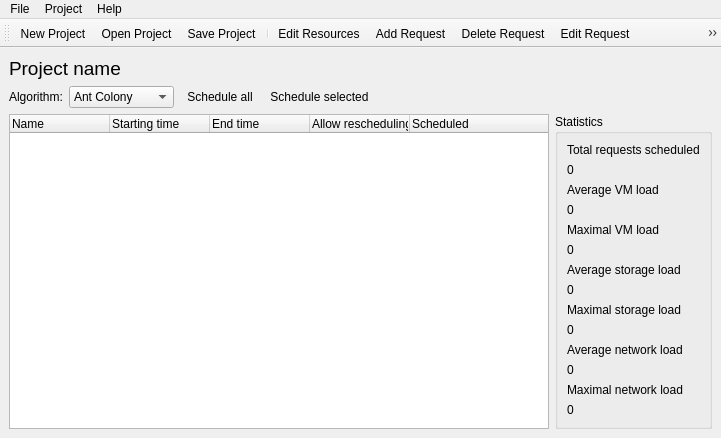
This is DCGUI/Windows/MainWindow.ui in DanielZorin/DataCenters as Qt 5 draws it before an edit. The edited form follows.
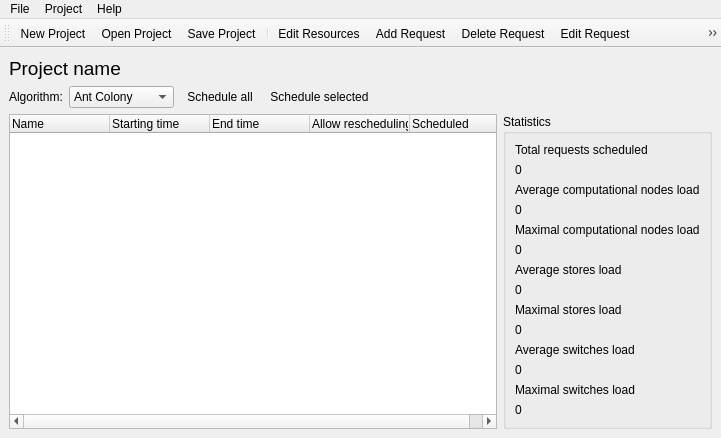
This is the edited form. Icons and pictures are not drawn.

```diff
--- a/DCGUI/Windows/MainWindow.ui
+++ b/DCGUI/Windows/MainWindow.ui
@@ -226,7 +226,7 @@
            <item>
             <widget class="QLabel" name="label">
              <property name="text">
-              <string>Average VM load</string>
+              <string>Average computational nodes load</string>
              </property>
             </widget>
            </item>
@@ -240,7 +240,7 @@
            <item>
             <widget class="QLabel" name="label_3">
              <property name="text">
-              <string>Maximal VM load</string>
+              <string>Maximal computational nodes load</string>
              </property>
             </widget>
            </item>
@@ -254,7 +254,7 @@
            <item>
             <widget class="QLabel" name="label_6">
              <property name="text">
-              <string>Average storage load</string>
+              <string>Average stores load</string>
              </property>
             </widget>
            </item>
@@ -268,7 +268,7 @@
            <item>
             <widget class="QLabel" name="label_7">
              <property name="text">
-              <string>Maximal storage load</string>
+              <string>Maximal stores load</string>
              </property>
             </widget>
            </item>
@@ -282,7 +282,7 @@
            <item>
             <widget class="QLabel" name="label_9">
              <property name="text">
-              <string>Average network load</string>
+              <string>Average switches load</string>
              </property>
             </widget>
            </item>
@@ -296,7 +296,7 @@
            <item>
             <widget class="QLabel" name="label_11">
              <property name="text">
-              <string>Maximal network load</string>
+              <string>Maximal switches load</string>
              </property>
             </widget>
            </item>
```
Left out of the diff: 9 changed lines with no effect on the pictures.
